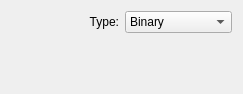
Above: krita/plugins/formats/ppm/kis_wdg_options_ppm.ui from KDE/krita before the change. Below: the same form after it.
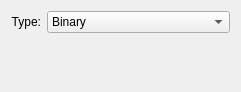
That is the form after the change.

Commit message: Changed the UI which contains labels and textfields into QFormLayout to set alignment issues

```diff
--- a/krita/plugins/formats/ppm/kis_wdg_options_ppm.ui
+++ b/krita/plugins/formats/ppm/kis_wdg_options_ppm.ui
@@ -6,11 +6,13 @@
    <rect>
     <x>0</x>
     <y>0</y>
-    <width>243</width>
-    <height>94</height>
+    <width>241</width>
+    <height>92</height>
    </rect>
   </property>
-  <layout class="QGridLayout" name="gridLayout">
+  <layout class="QVBoxLayout" name="verticalLayout">
+   <item>
+    <layout class="QFormLayout" name="formLayout">
    <item row="0" column="0">
     <widget class="QLabel" name="label">
      <property name="text">
@@ -35,7 +37,9 @@
      </item>
     </widget>
    </item>
-   <item row="1" column="1">
+    </layout>
+   </item>
+   <item>
     <spacer name="verticalSpacer">
      <property name="orientation">
       <enum>Qt::Vertical</enum>
```
Lines whose indentation alone changed are shown as unchanged. The commit also changes 91 other files.
